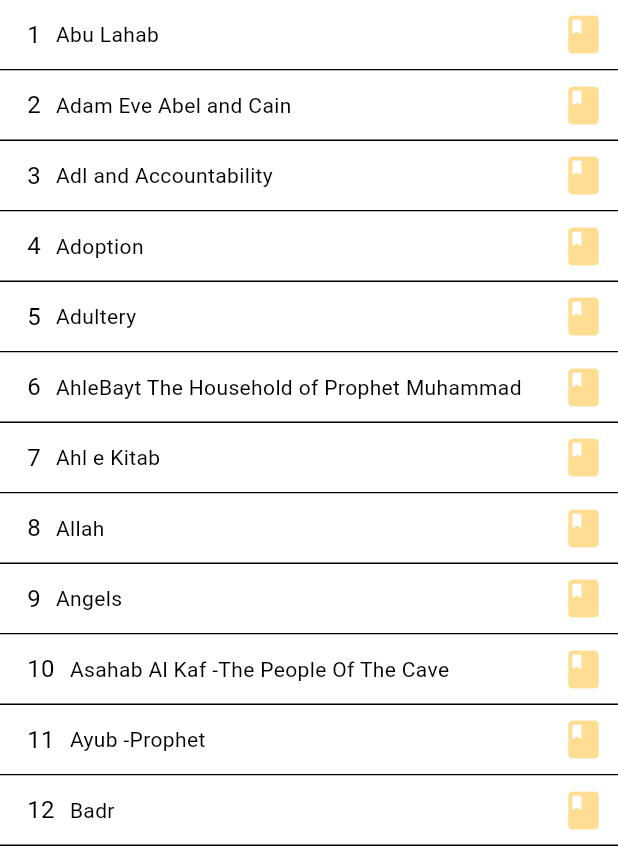
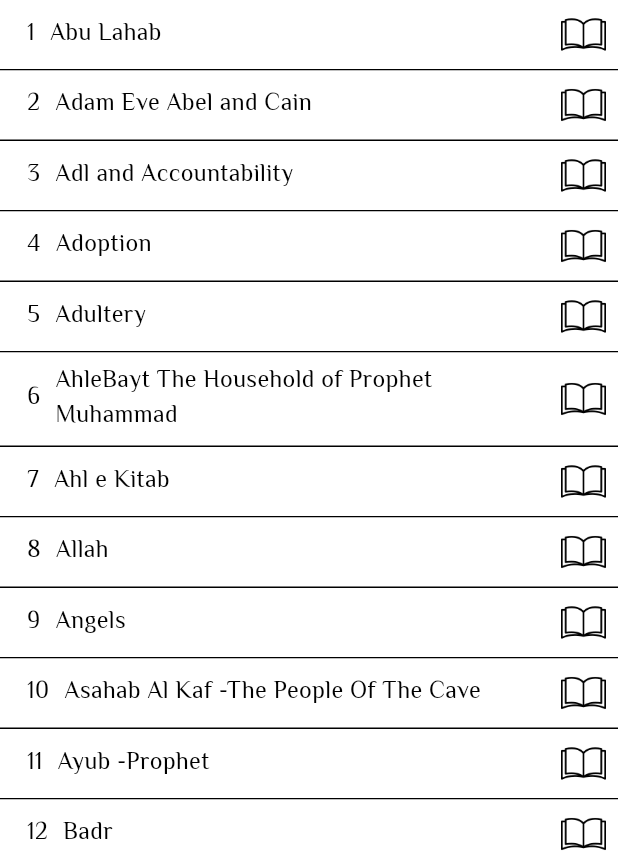
Before and after one commit to arsalanpeerzada/AQFlutter, a Flutter app: the screen it shows after launch, after a tap on "Alphabetical Quran", on a phone screen of 412 x 824 dp, the part 375-1236 px from its top. Run offline on Flutter 3.47's test engine with Material 3 defaults, Android fonts, the light colour scheme and no system bars; missing offline and left inert: flutter_pdfview; network calls fail; project files that could hold a hidden picture were left out.

Commit message:
07-8-2024

```diff
--- a/lib/alphaquran.dart
+++ b/lib/alphaquran.dart
@@ -134,12 +134,12 @@ class _AlphaQuranState extends State<AlphaQuran> {
             child: Row(
               children: [
                 SizedBox(width: 10),
-                Text(chapterName, style: TextStyle(color: Colors.black, fontSize: 16)),
+                Text(chapterName, style: TextStyle(color: Colors.black, fontSize: 16,fontFamily: 'elmessiri')),
                 SizedBox(width: 10),
                 Expanded(
-                  child: Text(TopicName, style: TextStyle(color: Colors.black, fontSize: 14)), // Optional: display description
+                  child: Text(TopicName, style: TextStyle(color: Colors.black, fontSize: 16,fontFamily: 'elmessiri')), // Optional: display description
                 ),
-                Icon(Icons.book, color: fontGold, size: 30),
+                Image.asset('images/book.png',width: 30,height: 30,),
               ],
             ),
           ),
--- a/lib/main.dart
+++ b/lib/main.dart
@@ -1,3 +1,5 @@
+import 'dart:convert'; // for using json.decode
+
 import 'package:alphabeticalquran/alphaquran.dart';
 import 'package:alphabeticalquran/arabicquran.dart';
 import 'package:alphabeticalquran/englishquran.dart';
@@ -5,7 +7,6 @@ import 'package:alphabeticalquran/splach_screen.dart';
 import 'package:alphabeticalquran/urduquran.dart';
 import 'package:flutter/material.dart';
 import 'package:http/http.dart' as http;
-import 'dart:convert'; // for using json.decode
 import 'package:intl/intl.dart';
 
 void main() {
@@ -22,7 +23,7 @@ class MyApp extends StatelessWidget {
       debugShowCheckedModeBanner: false,
       title: 'Alphabetical Quran',
       theme: ThemeData(
-        colorScheme: ColorScheme.fromSeed(seedColor: Colors.deepPurple),
+        colorScheme: ColorScheme.fromSeed(seedColor: Color(0xFF003D35)),
         useMaterial3: true,
       ),
       home: SplashScreen(), //const MyHomePage(title: 'Alphabetical Quran'),
@@ -99,6 +100,7 @@ class _MyHomePageState extends State<MyHomePage> {
                       textAlign: TextAlign.center,
                       style: TextStyle(
                           fontSize: 35,
+                          fontFamily: 'elmessiri',
                           color: fontGold,
                           fontWeight: FontWeight.bold),
                     ),
@@ -127,7 +129,10 @@ class _MyHomePageState extends State<MyHomePage> {
                   child: Text(
                     'World\'s First and only Alphabetical Quran (since 2005) where The ayahs of the Quran are arranged under major topics sorted alphabetically a handy tool for research. Explore & Search Quran Arranged Alphabetically By Topics of Interest.',
                     textAlign: TextAlign.center,
-                    style: TextStyle(fontSize: 12, color: Color(0xFFFFDE93)),
+                    style: TextStyle(
+                        fontSize: 12,
+                        fontFamily: 'elmessiri',
+                        color: Color(0xFFFFDE93)),
                   ),
                 ),
               ),
@@ -137,6 +142,9 @@ class _MyHomePageState extends State<MyHomePage> {
                 child: Container(
                   color: fontGold,
                 ),
+              ),
+              SizedBox(
+                height: 10,
               ),
               IntrinsicHeight(
                 child: InkWell(
@@ -168,12 +176,18 @@ class _MyHomePageState extends State<MyHomePage> {
                             Text(
                               'Alphabetical Quran',
                               textAlign: TextAlign.center,
-                              style: TextStyle(fontSize: 16, color: fontGold),
+                              style: TextStyle(
+                                  fontSize: 25,
+                                  color: fontGold,
+                                  fontFamily: 'elmessiri'),
                             ),
                             Text(
                               'Explore & Search Quran Arranged Alphabetically By Topics of Interest.',
                               textAlign: TextAlign.center,
-                              style: TextStyle(fontSize: 12, color: fontGold),
+                              style: TextStyle(
+                                  fontSize: 14,
+                                  color: fontGold,
+                                  fontFamily: 'elmessiri'),
                             ),
                           ],
                         ),
@@ -185,13 +199,16 @@ class _MyHomePageState extends State<MyHomePage> {
                   ),
                 ),
               ),
-
+              SizedBox(
+                height: 10,
+              ),
               SizedBox(
                 height: 1,
                 child: Container(
                   color: fontGold,
                 ),
               ),
+
               IntrinsicHeight(
                 child: Row(
                   mainAxisAlignment: MainAxisAlignment.center,
@@ -283,7 +300,7 @@ class _MyHomePageState extends State<MyHomePage> {
                         print('Button Pressed!');
                       },
                     ),
-                    SizedBox(width: 70),
+                    SizedBox(width: 73),
                     Container(
                       width: 1,
                       color: Color(0xFFFFDE93),
@@ -311,7 +328,7 @@ class _MyHomePageState extends State<MyHomePage> {
                 child: Text(
                   'Created By Syed Ammar Shah (author@jsdol.org)\nDeveloped by Teniqs.com',
                   textAlign: TextAlign.center,
-                  style: TextStyle(fontSize: 12, color: fontGold),
+                  style: TextStyle(fontSize: 12, color: fontGold,fontFamily: 'elmessiri'),
                 ),
               ),
             ],
@@ -361,7 +378,8 @@ class ImageTextButton extends StatelessWidget {
             buttonText,
             style: TextStyle(
                 fontSize: 14, // Font size for the text
-                color: fontGold // Font weight
+                color: fontGold,
+                fontFamily: 'elmessiri' // Font weight
                 ),
           ),
           SizedBox(height: 5),
@@ -411,7 +429,8 @@ class ImageTextButton2 extends StatelessWidget {
             buttonText,
             style: TextStyle(
                 fontSize: 14, // Font size for the text
-                color: fontGold // Font weight
+                color: fontGold,
+                fontFamily: 'elmessiri' // Font weight
                 ),
           ),
           SizedBox(height: 5),
```
Also changed, not shown: lib/VerseDetail.dart (added, +110 -0 lines), lib/alphaquranverse.dart (+29 -31 lines), lib/arabicquran.dart (+6 -5 lines), lib/englishquran.dart (+4 -4 lines), lib/englishquranverse.dart (+13 -5 lines), pubspec.yaml (+21 -1 lines), font/amiri.ttf (added), font/elmessiri.ttf (added), font/ramandan.ttf (added), font/scheherazae.ttf (added), images/book.png (added), pubspec.lock, 2 other files.
